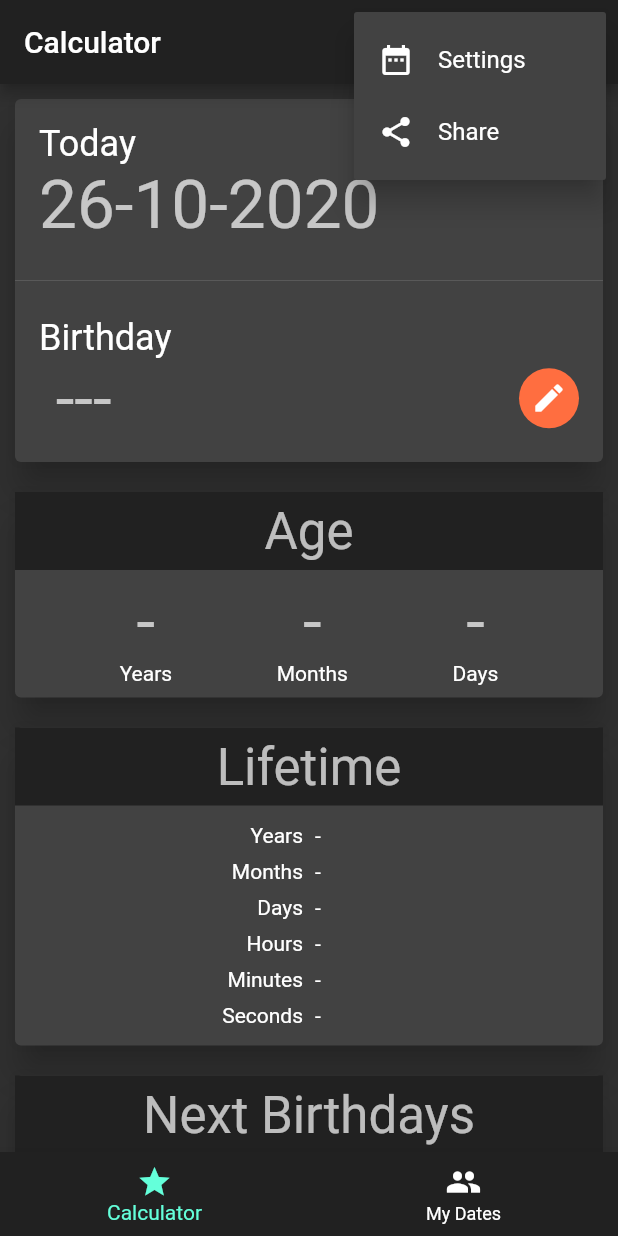
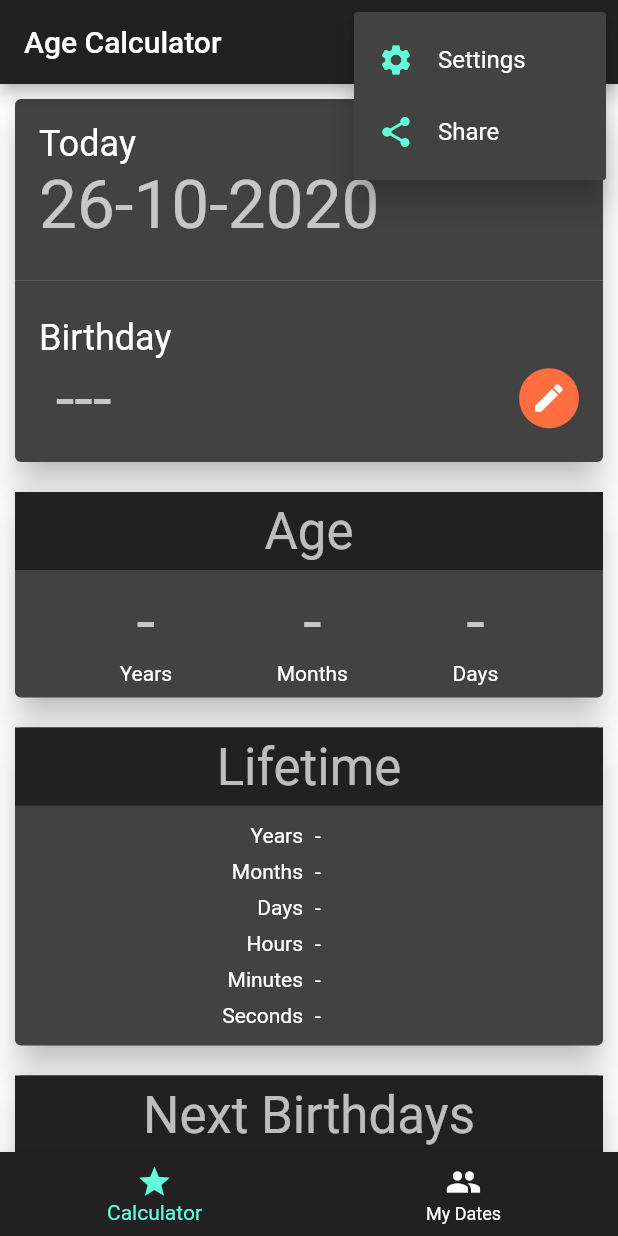
Before and after one commit to nick990/AgeCalculator, a Flutter app: the screen it shows after launch, after a tap on the "more vert" icon, on a phone screen of 412 x 824 dp. Run offline on Flutter 3.47's test engine with Material 2 defaults, Android fonts, the phone set to English and light mode, and no system bars; our stand-ins replace share.

Commit message:
Fix colors and text.

```diff
--- a/lib/main.dart
+++ b/lib/main.dart
@@ -17,6 +17,7 @@ class MyApp extends StatelessWidget {
         theme: ThemeData(
           brightness: Brightness.dark,
           primaryColorDark: Colors.deepOrangeAccent,
+          scaffoldBackgroundColor: Colors.white24,
           cardTheme: CardTheme(
             elevation: 10,
             margin: EdgeInsets.all(10),
--- a/lib/pages/home.dart
+++ b/lib/pages/home.dart
@@ -20,13 +20,15 @@ class _HomeState extends State<Home> {
   final List<Map<String, Object>> _pages = [
     {
       'page': CalculatorPartialScreen(),
-      'title': 'Calculator',
+      'title': 'Age Calculator',
       'icon': Icons.star,
+      'icon_text': 'Calculator',
     },
     {
       'page': MyDatesPartialScreen(),
       'title': 'My Dates',
       'icon': Icons.people,
+      'icon_text': 'My Dates',
     },
   ];
 
@@ -34,7 +36,7 @@ class _HomeState extends State<Home> {
     RoutePopupMenuItem(
       title: 'Settings',
       route: '/settings',
-      icon: Icons.date_range,
+      icon: Icons.settings,
     ),
     RoutePopupMenuItem(
       title: 'Share',
@@ -62,7 +64,7 @@ class _HomeState extends State<Home> {
       var item = BottomNavigationBarItem(
         backgroundColor: Theme.of(context).primaryColor,
         icon: Icon(page['icon']),
-        title: Text(page['title']),
+        title: Text(page['icon_text']),
       );
       list.add(item);
     }
@@ -105,6 +107,7 @@ class _HomeState extends State<Home> {
                       children: [
                         Icon(
                           item.icon,
+                          color: Theme.of(context).accentColor,
                         ),
                         Padding(padding: EdgeInsets.all(8.0)),
                         Text(item.title),
```
